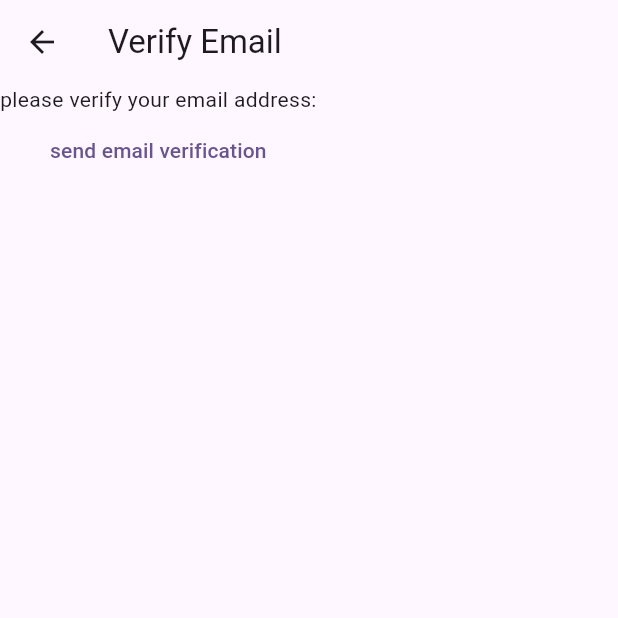
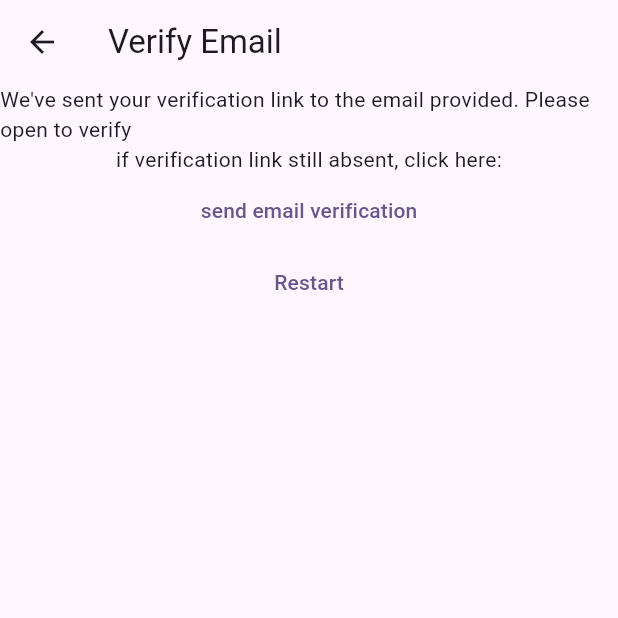
Before and after one commit to noyevate/notes-App, a Flutter app: the VerifyEmailView screen opened directly, on a phone screen of 412 x 824 dp, the top half of it. Run offline on Flutter 3.47's test engine with Material 3 defaults, Android fonts, the phone set to English and light mode, and no system bars; our stand-ins replace firebase_auth, firebase_core; accounts and stored records are empty.

Commit message:
link the routes and restart button

```diff
--- a/lib/constants/routes.dart
+++ b/lib/constants/routes.dart
@@ -1,3 +1,4 @@
 const loginRoutes = '/login/';
 const registerRoutes = '/register/';
 const notesRoutes = '/notes/';
+const verifyEmailRoute = '/verify-email/';
--- a/lib/main.dart
+++ b/lib/main.dart
@@ -25,7 +25,8 @@ void main() {
       //'/home/': (context) => const Homepage(),
       loginRoutes: (context) => const LoginView(),
       registerRoutes: (context) => const RegisterView(),
-      notesRoutes: (context) => const NotesView()
+      notesRoutes: (context) => const NotesView(),
+      verifyEmailRoute: (context) => const VerifyEmailView()
     },
   ));
 }
--- a/lib/views/login_view.dart
+++ b/lib/views/login_view.dart
@@ -1,3 +1,5 @@
+// ignore_for_file: use_build_context_synchronously
+
 import 'package:flutter/material.dart';
 import 'package:firebase_auth/firebase_auth.dart';
 
--- a/lib/views/verify_email_view.dart
+++ b/lib/views/verify_email_view.dart
@@ -1,5 +1,6 @@
 import 'package:firebase_auth/firebase_auth.dart';
 import 'package:flutter/material.dart';
+import 'package:mynotes/constants/routes.dart';
 
 class VerifyEmailView extends StatefulWidget {
   const VerifyEmailView({super.key});
@@ -16,13 +17,25 @@ class _VerifyEmailViewState extends State<VerifyEmailView> {
         title: const Text('Verify Email'),
       ),
       body: Column(children: [
-        const Text('please verify your email address:'),
+        const Text(
+          "We've sent your verification link to the email provided. Please open to verify",
+        ),
+        const Text('if verification link still absent, click here:'),
         TextButton(
             onPressed: () async {
               final user = FirebaseAuth.instance.currentUser;
               await user?.sendEmailVerification();
             },
-            child: const Text('send email verification'))
+            child: const Text('send email verification')),
+        TextButton(
+            onPressed: () async {
+              await FirebaseAuth.instance.signOut();
+              Navigator.of(context).pushNamedAndRemoveUntil(
+                registerRoutes,
+                (route) => false,
+              );
+            },
+            child: const Text('Restart'))
       ]),
     );
   }
```
Also changed, not shown: lib/views/register_view.dart (+29 -6 lines).
